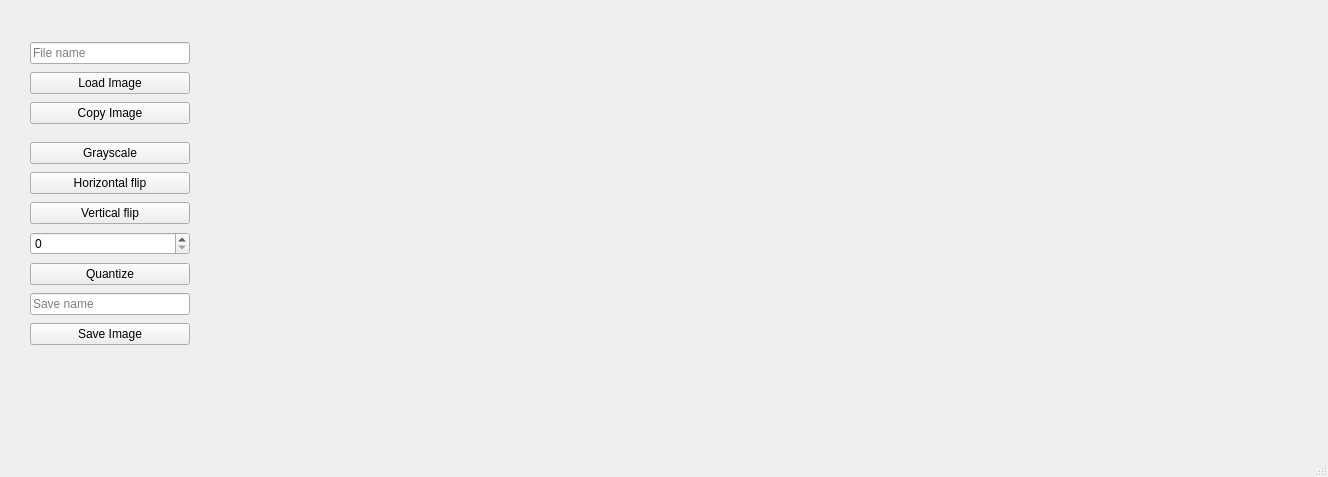
elPedr0n/Photoshop_FPI, file Photoshop/mainwindow.ui: the form before one commit.
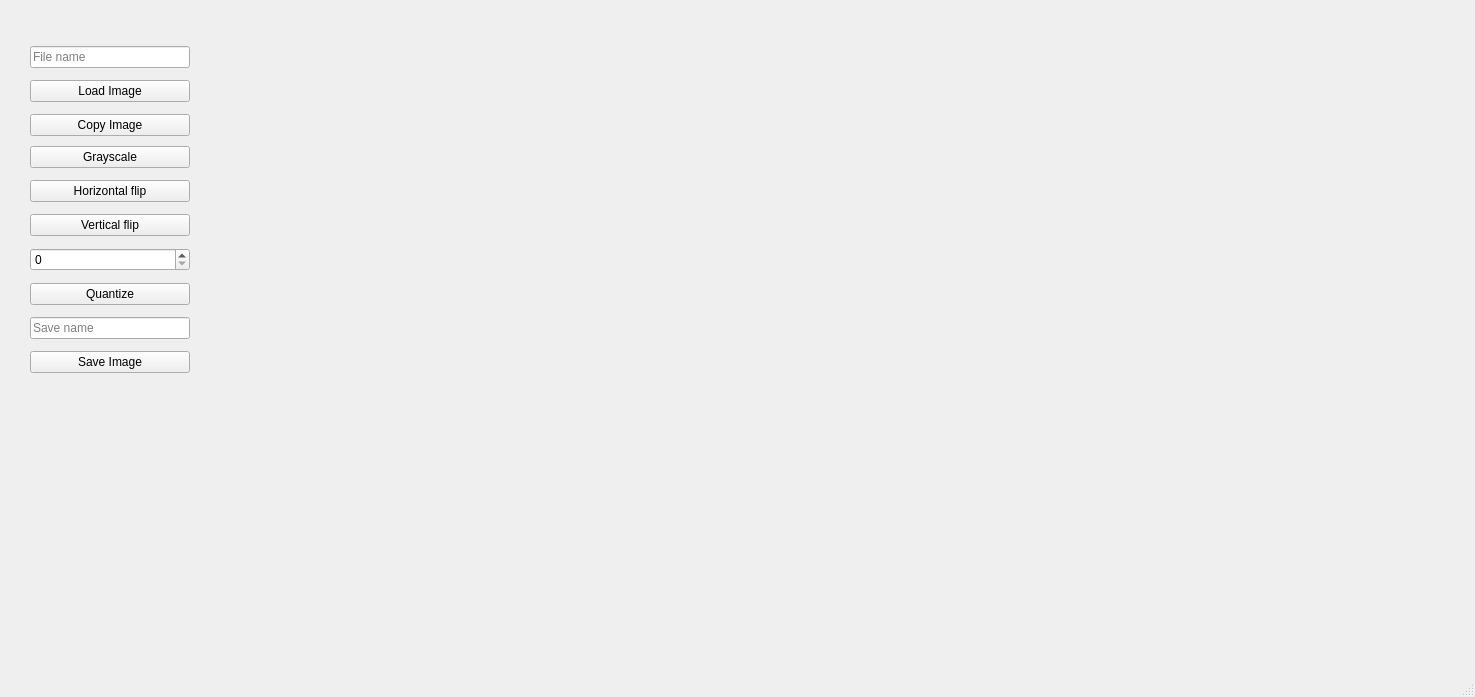
The form after the commit.

Commit message: Agora as imagens tão centralizadas

```diff
--- a/Photoshop/mainwindow.ui
+++ b/Photoshop/mainwindow.ui
@@ -6,8 +6,8 @@
    <rect>
     <x>0</x>
     <y>0</y>
-    <width>1328</width>
-    <height>477</height>
+    <width>1475</width>
+    <height>697</height>
    </rect>
   </property>
   <property name="windowTitle">
@@ -20,7 +20,7 @@
       <x>30</x>
       <y>140</y>
       <width>160</width>
-      <height>207</height>
+      <height>246</height>
      </rect>
     </property>
     <layout class="QVBoxLayout" name="verticalLayout">
@@ -84,7 +84,7 @@
       <x>30</x>
       <y>40</y>
       <width>160</width>
-      <height>86</height>
+      <height>102</height>
      </rect>
     </property>
     <layout class="QVBoxLayout" name="verticalLayout_2">
@@ -130,10 +130,10 @@
    <widget class="QWidget" name="horizontalLayoutWidget">
     <property name="geometry">
      <rect>
-      <x>300</x>
+      <x>220</x>
       <y>40</y>
-      <width>891</width>
-      <height>391</height>
+      <width>1211</width>
+      <height>601</height>
      </rect>
     </property>
     <layout class="QHBoxLayout" name="horizontalLayout">
```
Left out of the diff: 4 changed lines with no effect on the pictures. The commit also changes 1 other file.
